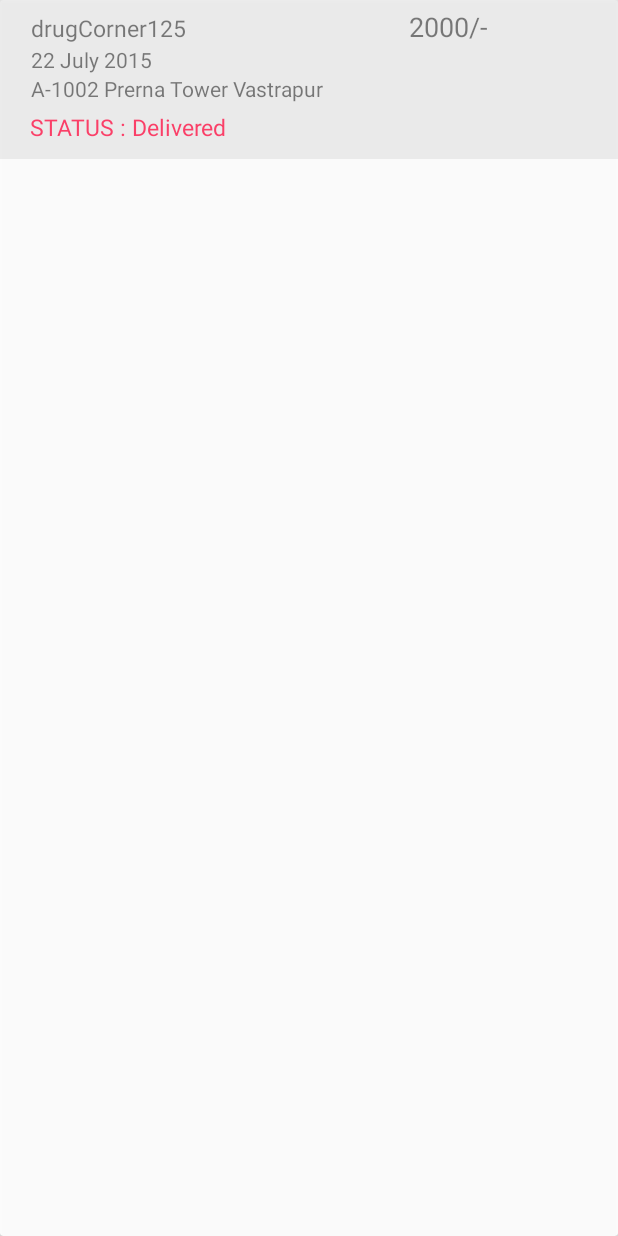
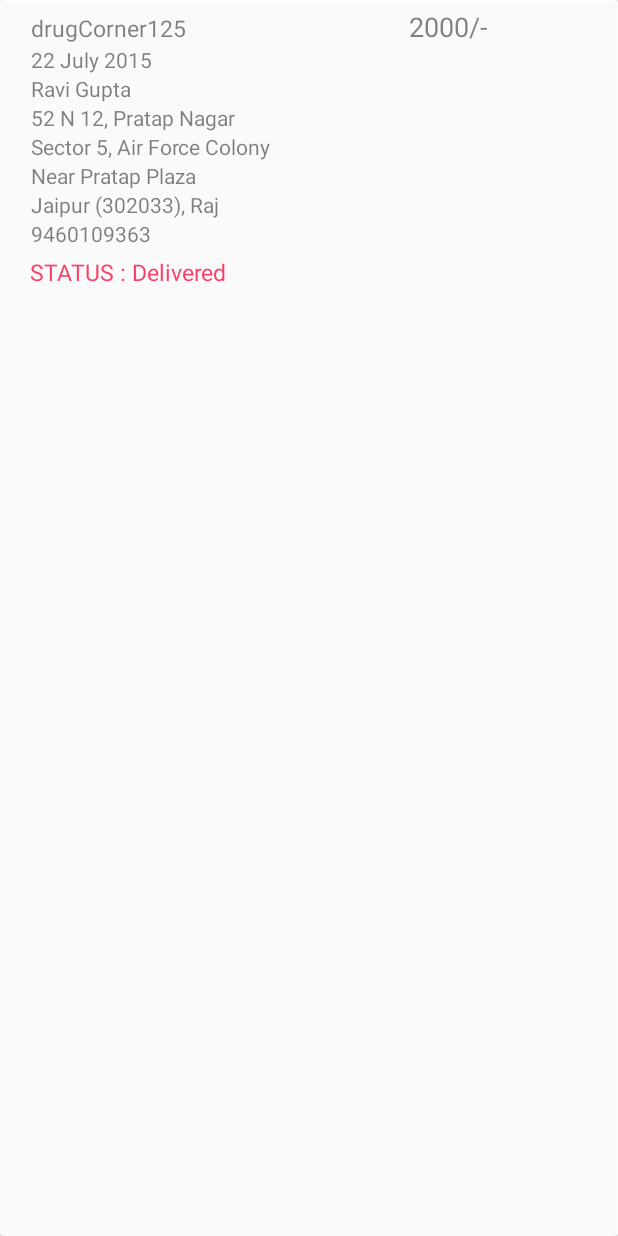
Before and after one commit to CODE-SPINACH/tarun-customer, an Android app: the layout cards_order.xml on its own in the app's theme, with its tools: preview values and no code run, on a phone screen of 412 x 824 dp. Run offline under Robolectric (Android 15) with nearby library versions, the phone set to English and light mode, and no system bars.

Commit message:
Third commit @ravi

```diff
--- a/app/src/main/java/com/app/drugcorner32/dc_template/Adapters/OrderItemListAdapter.java
+++ b/app/src/main/java/com/app/drugcorner32/dc_template/Adapters/OrderItemListAdapter.java
@@ -199,7 +199,7 @@ public class OrderItemListAdapter extends BaseAdapter {
                 holder0.checkBox.setChecked(getItem(position).getSelected());
                 holder0.count = 0;
 
-                holder0.numberOfDrugsView.setText(""+childCount + " drugs");
+                holder0.numberOfDrugsView.setText(""+childCount + " DRUGS");
                 holder0.costView.setText(getItem(position).getPrescriptionDetails().getCost() + "/-");
 
                 if(childCount != holder0.linearLayouts.size()) {
--- a/app/src/main/res/layout/cards_medicine.xml
+++ b/app/src/main/res/layout/cards_medicine.xml
@@ -116,13 +116,14 @@
                     android:gravity="right"/>-->
 
                 <TextView
+
                     android:padding="6dp"
                     android:layout_marginTop="20dp"
                     android:textColor="#FF305D"
                     android:layout_width="wrap_content"
                     android:layout_height="wrap_content"
                     android:text="200/-"
-                    android:layout_marginRight="3dp"
+                    android:layout_marginRight="4dp"
                     android:id="@+id/medicineCardTextView3"/>
             </LinearLayout>
 
--- a/app/src/main/res/layout/cards_order.xml
+++ b/app/src/main/res/layout/cards_order.xml
@@ -15,7 +15,7 @@
             android:padding="5dp"
             android:layout_height="wrap_content"
             android:orientation="horizontal"
-            android:background="#EEE">
+            android:background="#FFF">
 
             <CheckBox
                 android:id="@+id/orderCheckBox"
@@ -63,11 +63,47 @@
                     android:text="22 July 2015"/>
 
                 <TextView
+                    android:id="@+id/orderAddressTextView1"
+                    android:layout_width="match_parent"
+                    android:layout_height="wrap_content"
+                    android:paddingLeft="15dp"
+                    android:text="Ravi Gupta"/>
+
+                <TextView
+                    android:id="@+id/orderAddressTextView12"
+                    android:layout_width="match_parent"
+                    android:layout_height="wrap_content"
+                    android:paddingLeft="15dp"
+                    android:text="52 N 12, Pratap Nagar"/>
+
+                <TextView
+                    android:id="@+id/orderAddressTextView13"
+                    android:layout_width="match_parent"
+                    android:layout_height="wrap_content"
+                    android:paddingLeft="15dp"
+                    android:text="Sector 5, Air Force Colony"/>
+
+
+                <TextView
+                    android:id="@+id/orderAddressTextView14"
+                    android:layout_width="match_parent"
+                    android:layout_height="wrap_content"
+                    android:paddingLeft="15dp"
+                    android:text="Near Pratap Plaza"/>
+
+                <TextView
+                    android:id="@+id/orderAddressTextView15"
+                    android:layout_width="match_parent"
+                    android:layout_height="wrap_content"
+                    android:paddingLeft="15dp"
+                    android:text="Jaipur (302033), Raj"/>
+
+                <TextView
                     android:id="@+id/orderAddressTextView"
                     android:layout_width="match_parent"
                     android:layout_height="wrap_content"
                     android:paddingLeft="15dp"
-                    android:text="A-1002 Prerna Tower Vastrapur"/>
+                    android:text="9460109363"/>
 
                 <TextView
                     android:id="@+id/orderStatusTextView"
```
Also changed, not shown: app/src/main/res/layout/cards_child_prescription.xml (+9 -1 lines), app/src/main/res/layout/cards_translated_prescription.xml (+4 -3 lines), app/src/main/res/layout/dialog_previous_order.xml (+35 -18 lines), app/src/main/res/layout/fragment_buy_medicine.xml (+5 -3 lines), 2 other files.
